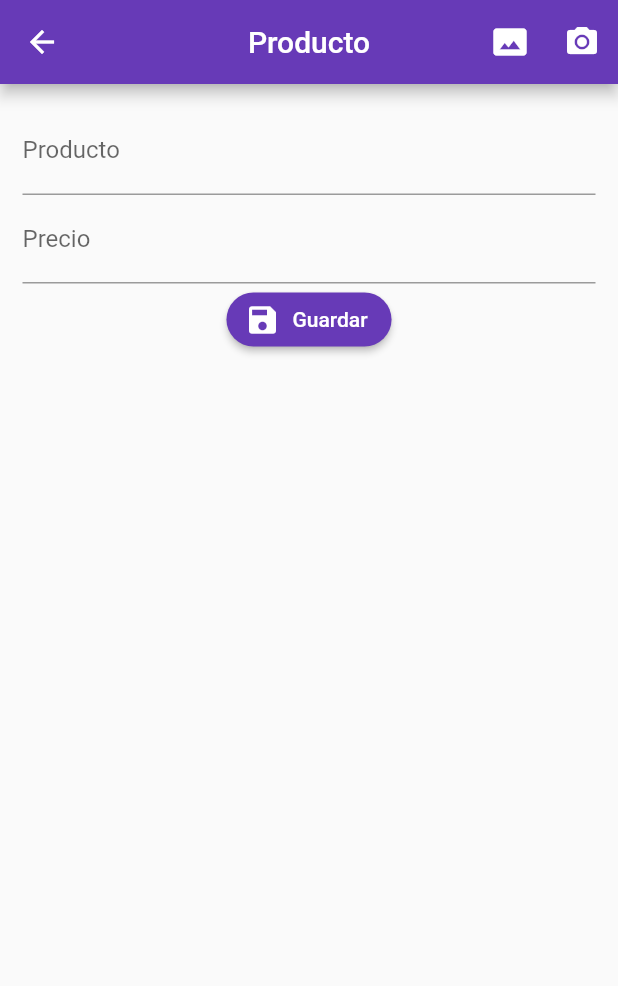
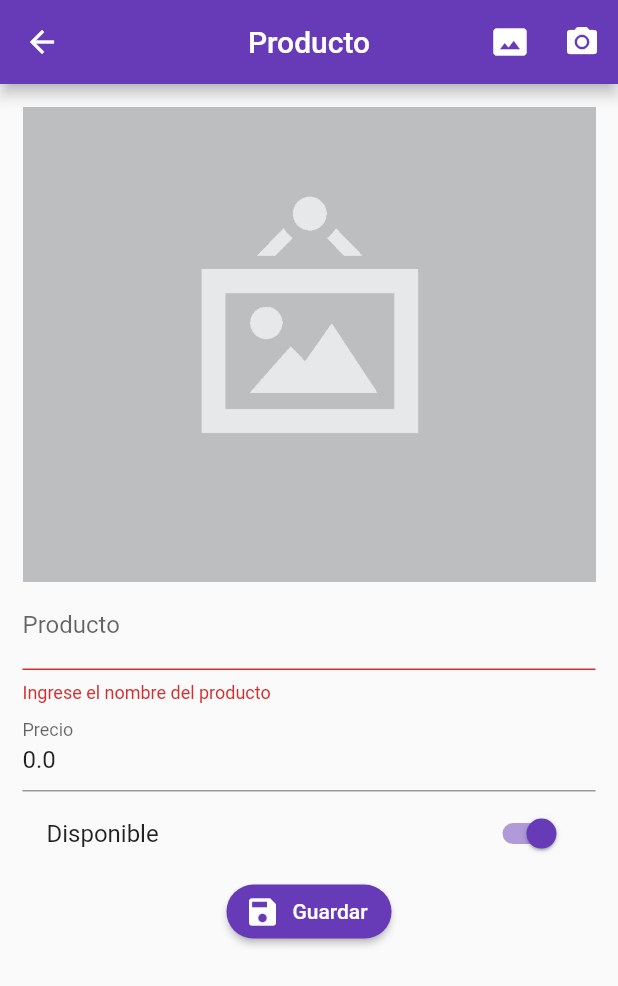
Before and after one commit to RoboticNotes/formvalidation_bloc_course, a Flutter app: the ProductoPage screen opened by its route, after a tap on "Guardar", on a phone screen of 412 x 824 dp. Shown: the top 986 px of the screen. Run offline on Flutter 3.47's test engine with Material 2 defaults, Android fonts, the phone set to English and light mode, and no system bars; our stand-ins replace image_picker, rxdart; missing offline and left inert: mime_type; network calls fail.

```diff
--- /dev/null
+++ b/lib/src/models/producto_model.dart
@@ -0,0 +1,37 @@
+
+import 'dart:convert';
+
+ProductoModel productoModelFromJson(String str) => ProductoModel.fromJson(json.decode(str));
+
+String productoModelToJson(ProductoModel data) => json.encode(data.toJson());
+
+class ProductoModel {
+    String id;
+    String titulo;
+    double valor;
+    bool disponible;
+    String photoUrl;
+
+    ProductoModel({
+        this.id,
+        this.titulo = '',
+        this.valor = 0.0,
+        this.disponible = true,
+        this.photoUrl,
+    });
+
+    factory ProductoModel.fromJson(Map<String, dynamic> json) => ProductoModel(
+        id          : json["id"],
+        titulo      : json["titulo"],
+        valor       : json["valor"],
+        disponible  : json["disponible"],
+        photoUrl    : json["photoUrl"],
+    );
+
+    Map<String, dynamic> toJson() => {
+        "titulo"     : titulo,
+        "valor"      : valor,
+        "disponible" : disponible,
+        "photoUrl"   : photoUrl,
+    };
+}
--- a/lib/src/pages/login_page.dart
+++ b/lib/src/pages/login_page.dart
@@ -1,4 +1,3 @@
-import 'dart:async';
 
 import 'package:flutter/material.dart';
 import 'package:formvalidation/src/blocs/provider.dart';
--- a/lib/src/pages/producto_page.dart
+++ b/lib/src/pages/producto_page.dart
@@ -1,20 +1,45 @@
 import 'package:flutter/material.dart';
-class ProductoPage extends StatelessWidget {
+import 'package:formvalidation/src/providers/productos_provider.dart';
+import 'package:image_picker/image_picker.dart';
+import '../models/producto_model.dart';
+import '../utils/utils.dart' as utils;
+import 'dart:io';
+
+class ProductoPage extends StatefulWidget {
+  @override
+  _ProductoPageState createState() => _ProductoPageState();
+}
+
+class _ProductoPageState extends State<ProductoPage> {
+  final formKey = GlobalKey<FormState>();
+  final scaffoldKey = GlobalKey<ScaffoldState>();
+
+  final productoProvider = new ProductosProvider();
+  ProductoModel producto  = new ProductoModel();
+  bool _guardando = false;
+  File foto;
 
   @override
   Widget build(BuildContext context) {
+    final ProductoModel prodData = ModalRoute.of(context).settings.arguments;
+
+    if(prodData!=null){
+      producto = prodData;
+    }
+
     return Scaffold(
+      key: scaffoldKey,
       appBar: AppBar(
         title: Text('Producto'),
         centerTitle: true,
         actions: <Widget>[
           IconButton(
             icon: Icon(Icons.photo_size_select_actual),
-            onPressed: (){},
+            onPressed: _seleccionarFoto,
           ),
           IconButton(
             icon: Icon(Icons.camera_alt),
-            onPressed: (){},
+            onPressed: _tomarFoto,
           ),
         ],
       ),
@@ -22,10 +47,13 @@ class ProductoPage extends StatelessWidget {
         child: Container(
           padding:  EdgeInsets.all(15.0),
           child: Form(
+            key: formKey,
             child: Column(
               children: <Widget>[
+                _mostrarFoto(),
                 _crearNombre(),
-                _creaarPrecio(),
+                _crearPrecio(),
+                _crearDisponible(),
                 _crearBoton()
               ],
             ),
@@ -37,19 +65,37 @@ class ProductoPage extends StatelessWidget {
 
   Widget _crearNombre() {
     return TextFormField(
+      initialValue: producto.titulo,
       textCapitalization: TextCapitalization.sentences,
       decoration: InputDecoration(
         labelText: 'Producto'
       ),
+      onSaved: (value)=>producto.titulo=value,
+      validator: (value){
+        if(value.length<3){
+          return 'Ingrese el nombre del producto';
+        }else{
+          return null;
+        }
+      },
     );
   }
 
-  Widget _creaarPrecio() {
+  Widget _crearPrecio() {
     return TextFormField(
+      initialValue: producto.valor.toString(),
       keyboardType: TextInputType.numberWithOptions(decimal:true),
       decoration: InputDecoration(
         labelText: 'Precio'
       ),
+      onSaved: (value)=>producto.valor=double.parse(value),
+      validator: (value){
+        if(!utils.isNumeric(value)){
+          return 'Sólo números';
+        }else{
+          return null;
+        }
+      },
     );
   }
 
@@ -62,7 +108,94 @@ class ProductoPage extends StatelessWidget {
       textColor: Colors.white,
       label: Text('Guardar'),
       icon: Icon(Icons.save),
-      onPressed: (){},
+      onPressed: _guardando?null:_submit,
     );
   }
+
+
+  Widget _crearDisponible() {
+    return SwitchListTile(
+      value: producto.disponible,
+      activeColor: Colors.deepPurple,
+      title: Text('Disponible'),
+      onChanged: (value)=>setState((){
+        producto.disponible = value;
+      }),
+    );
+  }
+
+  void _submit() async {
+    if(!formKey.currentState.validate()) return;
+
+    formKey.currentState.save();
+
+    setState(() {_guardando = true;});
+
+    if(foto!=null){
+      producto.photoUrl = await productoProvider.subirImage(foto);
+    }
+
+    if(producto.id == null){
+      productoProvider.crearProducto(producto);
+    }else{
+      productoProvider.editarProducto(producto);
+    }
+
+    //setState(() {_guardando = false;});
+    mostrarSnackBar('Registro guardado');
+    Navigator.pop(context);
+
+  }
+
+  void mostrarSnackBar(String mensaje){
+     final snackbar =SnackBar(
+       content: Text(mensaje),
+       duration: Duration(milliseconds: 2500),
+     );
+
+     scaffoldKey.currentState.showSnackBar(snackbar);
+  }
+
+  Widget _mostrarFoto(){
+    if(producto.photoUrl != null){
+      return FadeInImage(
+        image: NetworkImage(producto.photoUrl),
+        placeholder: AssetImage('assets/img/jar-loading.gif'),
+        height: 300.0,
+        fit: BoxFit.cover,
+      );
+    }else{
+      if( foto != null ){
+        return Image.file(
+          foto,
+          fit: BoxFit.cover,
+          height: 300.0,
+        );
+      }
+      return Image.asset('assets/img/no-image.png');
+    }
+  }
+
+  _seleccionarFoto() {
+    _procesarImagen(ImageSource.gallery);
+  }
+
+  _tomarFoto(){
+    _procesarImagen(ImageSource.camera);
+  }
+
+  _procesarImagen(ImageSource tipo) async {
+    foto = await ImagePicker.pickImage(
+      source: tipo
+    );
+
+    if(foto!=null){
+      producto.photoUrl = null;
+    }
+
+    print(foto.path.replaceAll(' ', '%20'));
+
+    setState(() {});
+
+  }
 }
--- /dev/null
+++ b/lib/src/utils/utils.dart
@@ -0,0 +1,9 @@
+
+
+bool isNumeric(String s){
+  if(s.isEmpty) return false;
+
+  final n = num.tryParse(s);
+
+  return (n ==null)?false:true;
+}
```
Also changed, not shown: lib/src/pages/home_page.dart (+56 -2 lines), lib/src/providers/productos_provider.dart (added, +95 -0 lines), pubspec.yaml (+11 -2 lines), assets/img/jar-loading.gif (added), assets/img/no-image.png (added), pubspec.lock, 5 other files.
